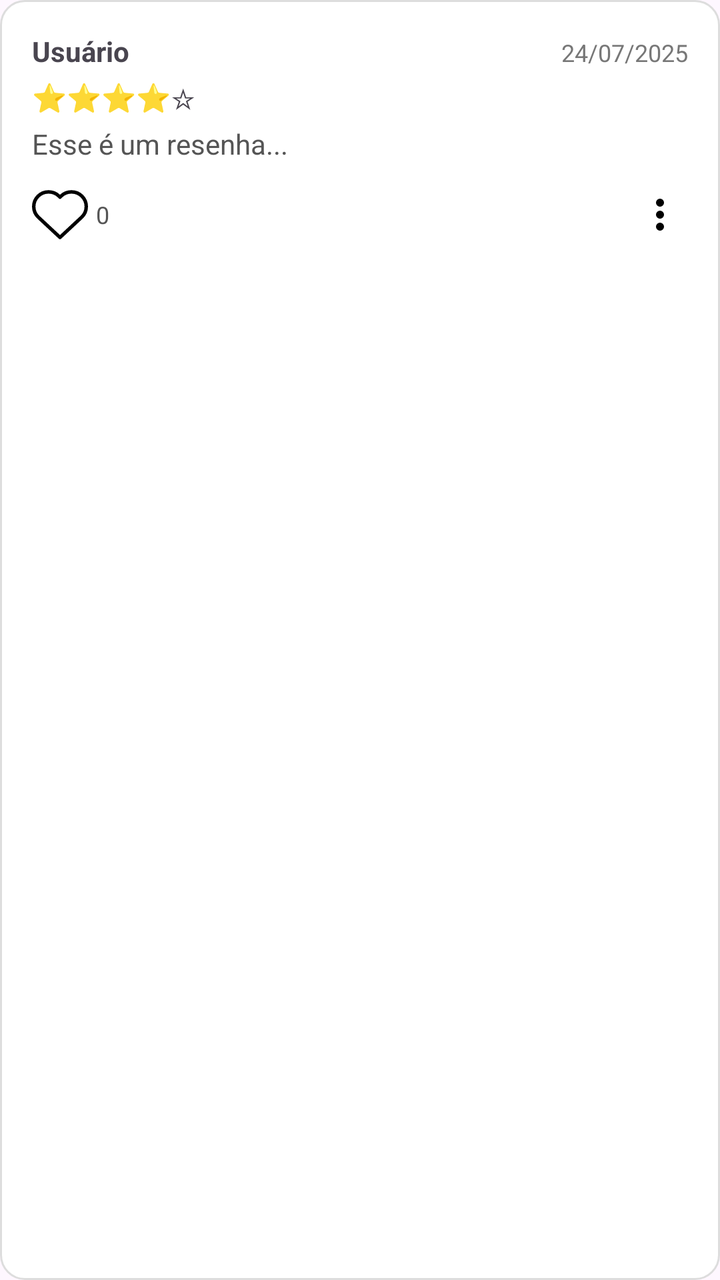
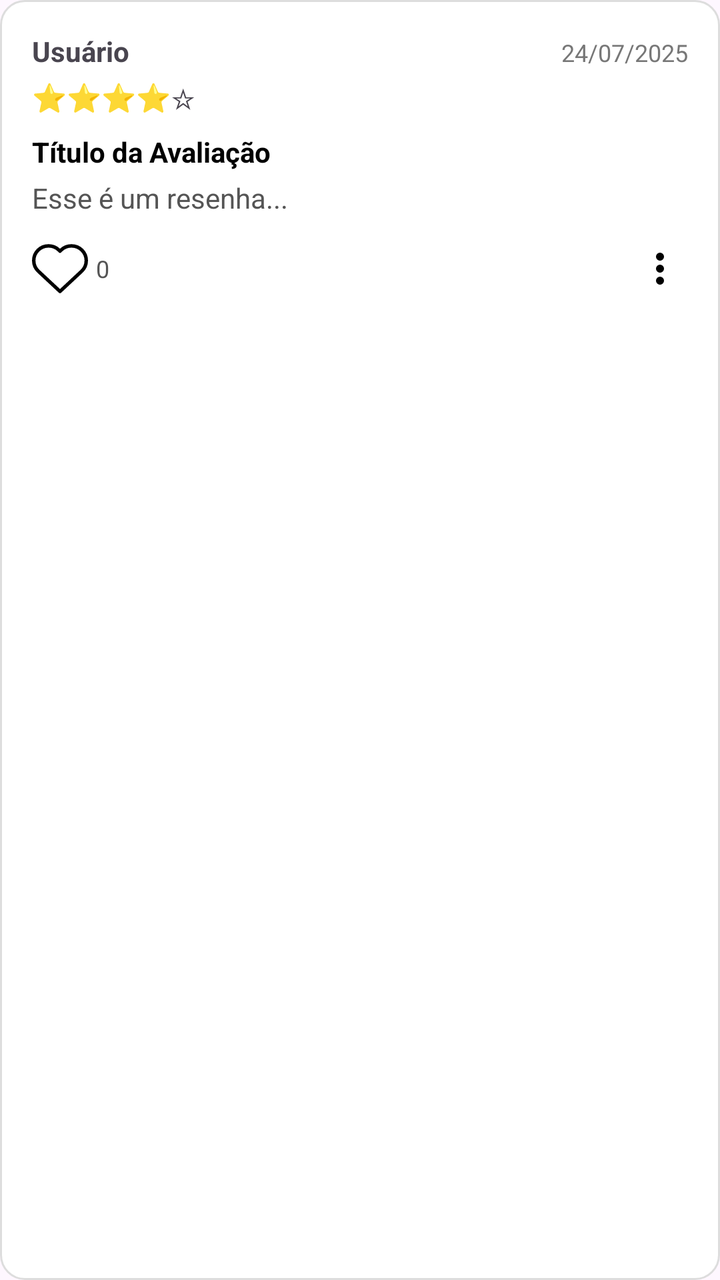

The first picture is an Android layout as it rendered before a commit; the second is the same layout after the commit. The layout source and the unified diff follow.
<!-- AndroidManifest.xml: application theme Theme.Bibliotecaapp -->
<!-- res/layout/item_admin_avaliacao.xml -->
<?xml version="1.0" encoding="utf-8"?>
<LinearLayout
    xmlns:android="http://schemas.android.com/apk/res/android"
    xmlns:app="http://schemas.android.com/apk/res-auto"
    android:layout_width="match_parent"
    android:layout_height="wrap_content"
    android:orientation="vertical"
    android:padding="16dp"
    android:background="@drawable/bg_comentario"
    android:layout_margin="8dp">

    
    <LinearLayout
        android:layout_width="match_parent"
        android:layout_height="wrap_content"
        android:orientation="horizontal">

        <TextView
            android:id="@+id/txtNomeUsuario"
            android:layout_width="0dp"
            android:layout_height="wrap_content"
            android:layout_weight="1"
            android:text="Usuário"
            android:textStyle="bold"/>

        <TextView
            android:id="@+id/txtData"
            android:layout_width="wrap_content"
            android:layout_height="wrap_content"
            android:text="24/07/2025"
            android:textColor="#777"
            android:textSize="12sp"/>
    </LinearLayout>

    
    <TextView
        android:id="@+id/txtEstrelas"
        android:layout_width="wrap_content"
        android:layout_height="wrap_content"
        android:text="⭐⭐⭐⭐☆"
        android:textSize="14sp"
        android:layout_marginTop="4dp"/>

    
    <TextView
        android:id="@+id/txtComentario"
        android:layout_width="match_parent"
        android:layout_height="wrap_content"
        android:text="Esse é um resenha..."
        android:textColor="#555"
        android:layout_marginTop="4dp"/>

    
    <Button
        android:id="@+id/btnVerSpoiler"
        android:layout_width="wrap_content"
        android:layout_height="32dp"
        android:layout_marginTop="8dp"
        android:text="Ver Spoiler"
        android:textSize="10sp"
        android:backgroundTint="#FFCC00"
        android:textColor="#000000"
        android:visibility="gone"
        android:paddingHorizontal="8dp"
        android:minHeight="0dp"
        android:minWidth="0dp"/>

    
    <RelativeLayout
        android:layout_width="match_parent"
        android:layout_height="wrap_content"
        android:layout_marginTop="12dp">

        <ImageButton
            android:id="@+id/btnCurtir"
            android:layout_width="28dp"
            android:layout_height="28dp"
            android:layout_alignParentStart="true"
            android:layout_centerVertical="true"
            android:background="?attr/selectableItemBackgroundBorderless"
            android:src="@drawable/ic_heart"
            android:scaleType="fitCenter"/>

        <TextView
            android:id="@+id/txtCurtidas"
            android:layout_width="wrap_content"
            android:layout_height="wrap_content"
            android:layout_toEndOf="@id/btnCurtir"
            android:layout_centerVertical="true"
            android:layout_marginStart="4dp"
            android:text="0"
            android:textColor="#555"
            android:textSize="12sp"/>

        
        <ImageButton
            android:id="@+id/btnMenu"
            android:layout_width="28dp"
            android:layout_height="28dp"
            android:layout_alignParentEnd="true"
            android:background="?attr/selectableItemBackgroundBorderless"
            android:src="@drawable/ic_trespontos"
            app:tint="@android:color/black"/>
    </RelativeLayout>

</LinearLayout>
<!-- resources referenced by this layout -->
<resources>
  <!-- drawable bg_comentario (drawable) -->
  <shape xmlns:android="http://schemas.android.com/apk/res/android">
      <solid android:color="#FFFFFF"/>
      <corners android:radius="12dp"/>
      <stroke android:width="1dp" android:color="#DDD"/>
  </shape>
  <!-- drawable ic_heart (drawable) -->
  <vector xmlns:android="http://schemas.android.com/apk/res/android"
      android:height="42dp"
      android:viewportHeight="32"
      android:viewportWidth="32"
      android:width="42dp">
  
      <path
          android:fillColor="#00000000"
          android:strokeColor="#000000"
          android:strokeLineJoin="round"
          android:strokeWidth="2"
          android:pathData="M28.343,17.48L16,29L3.657,17.48C1.962,15.898 1,13.684 1,11.365v0C1,6.745 4.745,3 9.365,3h0.17c2.219,0 4.346,0.881 5.915,2.45L16,6l0.55,-0.55C18.119,3.881 20.246,3 22.465,3h0.17C27.255,3 31,6.745 31,11.365v0C31,13.684 30.038,15.898 28.343,17.48z"/>
  
  </vector>
  <!-- drawable ic_trespontos (drawable) -->
  <vector xmlns:android="http://schemas.android.com/apk/res/android"
      android:width="24dp"
      android:height="24dp"
      android:viewportWidth="960"
      android:viewportHeight="960">
    <path
        android:pathData="M480,800q-33,0 -56.5,-23.5T400,720q0,-33 23.5,-56.5T480,640q33,0 56.5,23.5T560,720q0,33 -23.5,56.5T480,800ZM480,560q-33,0 -56.5,-23.5T400,480q0,-33 23.5,-56.5T480,400q33,0 56.5,23.5T560,480q0,33 -23.5,56.5T480,560ZM480,320q-33,0 -56.5,-23.5T400,240q0,-33 23.5,-56.5T480,160q33,0 56.5,23.5T560,240q0,33 -23.5,56.5T480,320Z"
        android:fillColor="#e3e3e3"/>
  </vector>
  <style name="Theme.Bibliotecaapp" parent="Base.Theme.Bibliotecaapp" />
  <style name="Base.Theme.Bibliotecaapp" parent="Theme.Material3.DayNight.NoActionBar">
          
          
      </style>
</resources>

<!-- the commit's change to res/layout/item_admin_avaliacao.xml (unified diff, before → after) -->
@@ -40,6 +40,16 @@
         android:text="⭐⭐⭐⭐☆"
         android:textSize="14sp"
         android:layout_marginTop="4dp"/>
+
+    
+    <TextView
+        android:id="@+id/txtTituloAvaliacao"
+        android:layout_width="match_parent"
+        android:layout_height="wrap_content"
+        android:text="Título da Avaliação"
+        android:textStyle="bold"
+        android:textColor="#000"
+        android:layout_marginTop="8dp"/>
 
     
     <TextView
